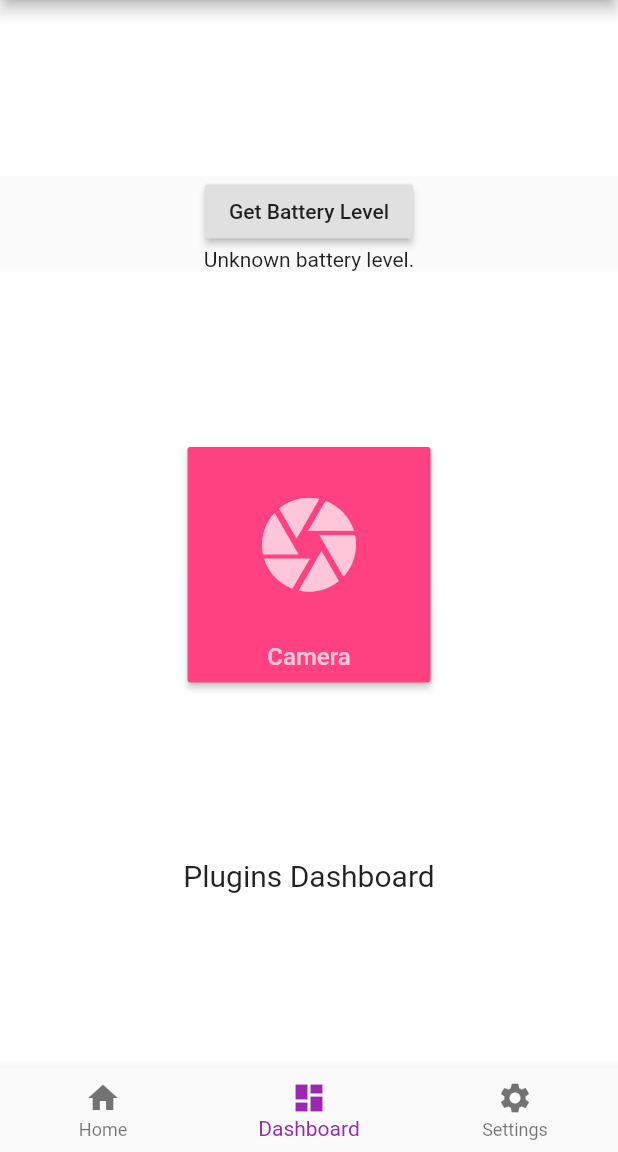
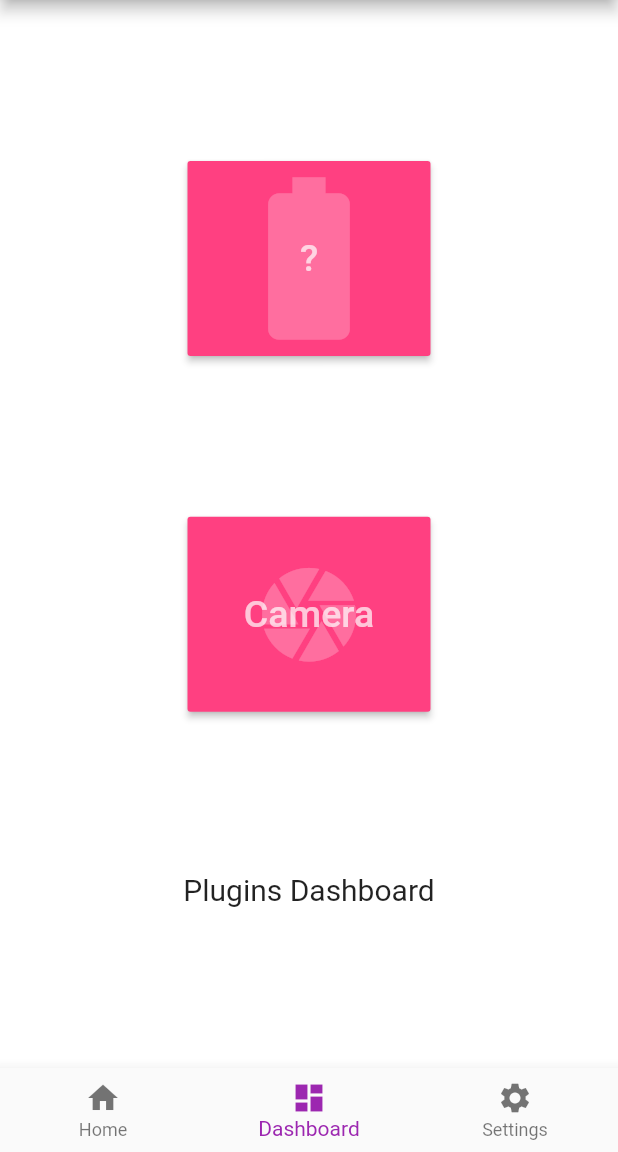
Before and after one commit to hvpulok/flutter_poc, a Flutter app: the HomeTabs screen opened directly, swiped to page 2, on a phone screen of 412 x 824 dp, the part 84-1236 px from its top. Run offline on Flutter 3.47's test engine with Material 2 defaults, Android fonts, the phone set to English and light mode, and no system bars; our stand-ins replace camera, flutter_sticky_header, font_awesome_flutter; project files that could hold a hidden picture were left out.

Commit message:
Add camera button

```diff
--- /dev/null
+++ b/lib/home-page/tabs/dashboard-tab/camera-button.dart
@@ -0,0 +1,32 @@
+import 'package:flutter/material.dart';
+
+class CameraButton extends StatelessWidget {
+  @override
+  Widget build(BuildContext context) {
+    return RaisedButton(
+      onPressed: () {
+        Navigator.of(context).pushNamed('/camera');
+      },
+      color: Colors.pinkAccent,
+      child: Stack(
+        children: <Widget>[
+          Container(
+            width: 130.0,
+            height: 130,
+            child: Icon(Icons.camera, size: 75.0, color: Colors.white24),
+          ),
+          SizedBox(
+            width: 130.0,
+            height: 130,
+            child: Center(
+              child: Text(
+                'Camera',
+                style: TextStyle(color: Colors.white70, fontSize: 25),
+              ),
+            ),
+          )
+        ],
+      ),
+    );
+  }
+}
--- a/lib/home-page/tabs/dashboard-tab/dashboard-tab.dart
+++ b/lib/home-page/tabs/dashboard-tab/dashboard-tab.dart
@@ -1,4 +1,5 @@
 import 'package:flutter/material.dart';
+import './camera-button.dart';
 import 'package:flutter_poc/shared/battery.dart';
 
 class DashboardTab extends StatelessWidget {
@@ -9,31 +10,7 @@ class DashboardTab extends StatelessWidget {
           mainAxisAlignment: MainAxisAlignment.spaceEvenly,
           children: <Widget>[
             BatteryLevel(),
-            RaisedButton(
-              onPressed: () {
-                Navigator.of(context).pushNamed('/camera');
-              },
-              color: Colors.pinkAccent,
-              child: Column(
-                crossAxisAlignment: CrossAxisAlignment.center,
-                mainAxisAlignment: MainAxisAlignment.spaceEvenly,
-                children: <Widget>[
-                  Container(
-                    width: 130.0,
-                    height: 130,
-                    child:
-                        Icon(Icons.camera, size: 75.0, color: Colors.white70),
-                  ),
-                  Padding(
-                    padding: const EdgeInsets.fromLTRB(0, 0, 0, 8.0),
-                    child: Text(
-                      'Camera',
-                      style: TextStyle(color: Colors.white70, fontSize: 16),
-                    ),
-                  )
-                ],
-              ),
-            ),
+            CameraButton(),
             new Text(
               'Plugins Dashboard',
               style: TextStyle(fontSize: 20),
--- a/lib/shared/battery.dart
+++ b/lib/shared/battery.dart
@@ -10,22 +10,32 @@ class BatteryLevel extends StatefulWidget {
 
 class _BatteryLevelState extends State<BatteryLevel> {
   static const platform = const MethodChannel('phoenix.flutter.io/battery');
-  String _batteryLevel = 'Unknown battery level.';
+  String _batteryLevel = '?';
 
   @override
   Widget build(BuildContext context) {
-    return Material(
-      child: Center(
-        child: Column(
-          mainAxisAlignment: MainAxisAlignment.spaceEvenly,
-          children: [
-            RaisedButton(
-              child: Text('Get Battery Level'),
-              onPressed: _getBatteryLevel,
+    return RaisedButton(
+      onPressed: _getBatteryLevel,
+      color: Colors.pinkAccent,
+      child: Stack(
+        alignment: AlignmentDirectional.center,
+        children: <Widget>[
+          SizedBox(
+            width: 130.0,
+            height: 130,
+            child: Icon(Icons.battery_std, size: 130.0, color: Colors.white24),
+          ),
+          SizedBox(
+            width: 130.0,
+            height: 130.0,
+            child: Center(
+              child: Text(
+                _batteryLevel,
+                style: TextStyle(color: Colors.white70, fontSize: 25),
+              ),
             ),
-            Text(_batteryLevel),
-          ],
-        ),
+          ),
+        ],
       ),
     );
   }
@@ -35,9 +45,9 @@ class _BatteryLevelState extends State<BatteryLevel> {
     String batteryLevel;
     try {
       final int result = await platform.invokeMethod('getBatteryLevel');
-      batteryLevel = 'Battery level at $result % .';
+      batteryLevel = '$result%';
     } on PlatformException catch (e) {
-      batteryLevel = "Failed to get battery level: '${e.message}'.";
+      batteryLevel = "ERR!";
     }
 
     setState(() {
```
